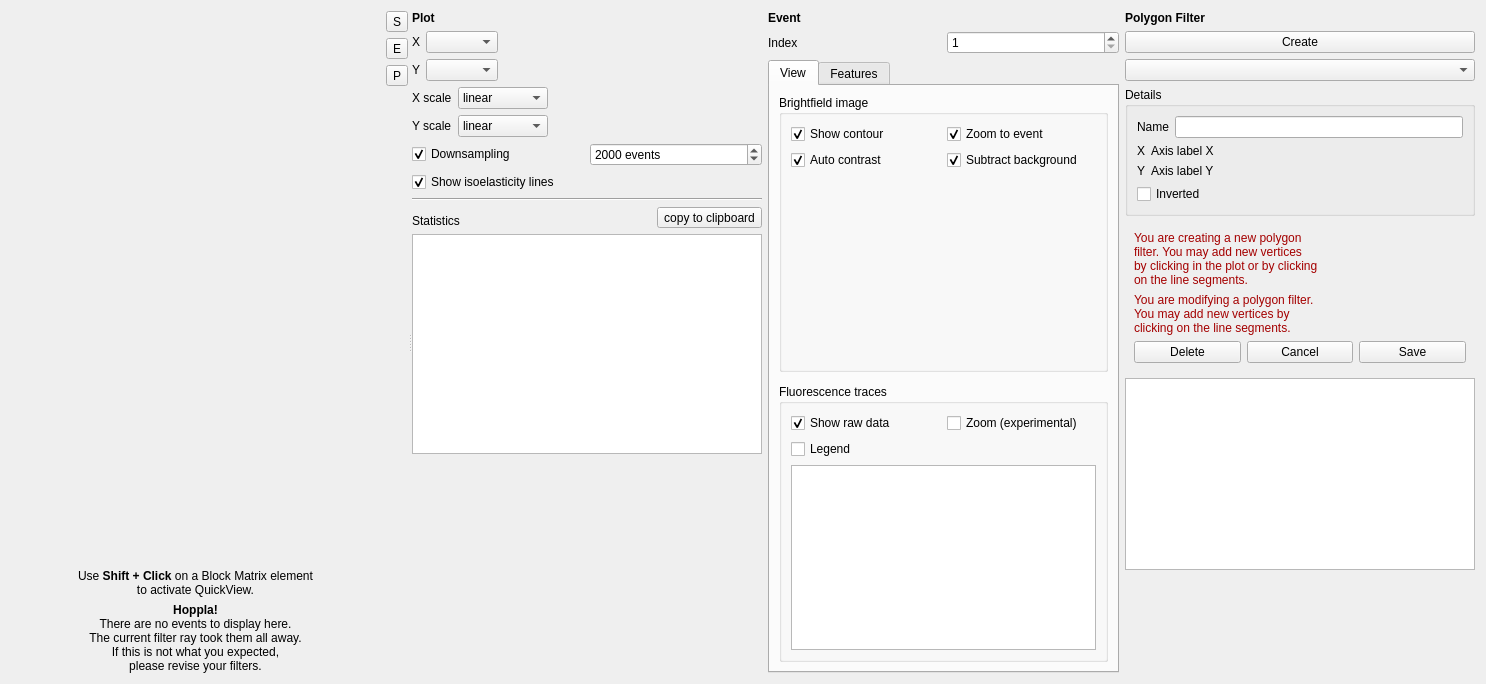
This is shapeout2/gui/quick_view/qv_main.ui in DC-analysis/DCscope as Qt 5 draws it before an edit. The edited form follows.
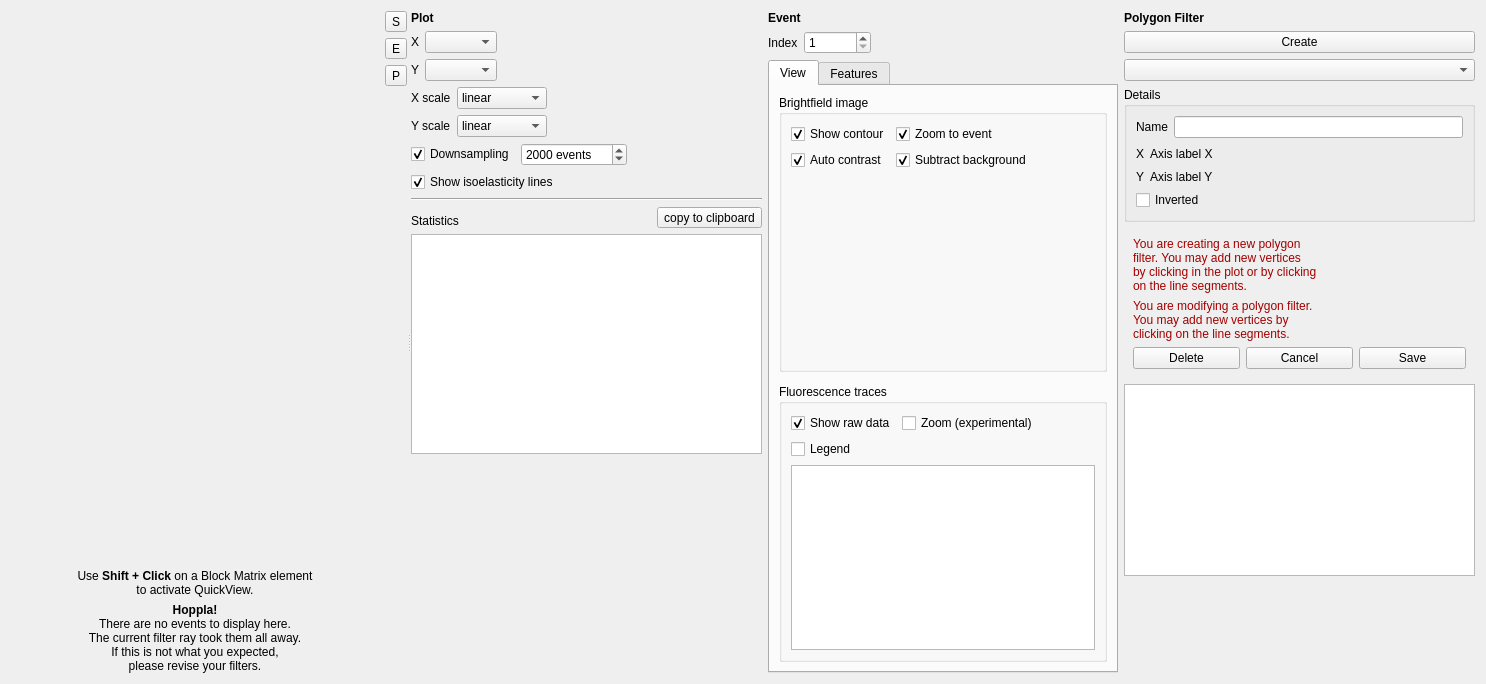
This is the edited form. Icons and pictures are not drawn. Custom widgets are drawn as their Qt base class.

Commit message: enh: add horizontal sizers so UI widget do not visually flow apart

Diff of the .ui file:
```diff
--- a/shapeout2/gui/quick_view/qv_main.ui
+++ b/shapeout2/gui/quick_view/qv_main.ui
@@ -12,7 +12,7 @@
   </property>
   <property name="minimumSize">
    <size>
-    <width>600</width>
+    <width>700</width>
     <height>0</height>
    </size>
   </property>
@@ -370,6 +370,19 @@
               </property>
              </widget>
             </item>
+            <item>
+             <spacer name="horizontalSpacer_4">
+              <property name="orientation">
+               <enum>Qt::Horizontal</enum>
+              </property>
+              <property name="sizeHint" stdset="0">
+               <size>
+                <width>0</width>
+                <height>20</height>
+               </size>
+              </property>
+             </spacer>
+            </item>
            </layout>
           </item>
           <item>
@@ -495,10 +508,29 @@
               </property>
              </widget>
             </item>
+            <item>
+             <spacer name="horizontalSpacer_6">
+              <property name="orientation">
+               <enum>Qt::Horizontal</enum>
+              </property>
+              <property name="sizeHint" stdset="0">
+               <size>
+                <width>0</width>
+                <height>20</height>
+               </size>
+              </property>
+             </spacer>
+            </item>
            </layout>
           </item>
           <item>
            <widget class="QTabWidget" name="tabWidget_event">
+            <property name="minimumSize">
+             <size>
+              <width>350</width>
+              <height>0</height>
+             </size>
+            </property>
             <property name="currentIndex">
              <number>0</number>
             </property>
@@ -570,16 +602,6 @@
                         </property>
                        </widget>
                       </item>
-                      <item row="0" column="1">
-                       <widget class="QCheckBox" name="checkBox_image_zoom">
-                        <property name="text">
-                         <string>Zoom to event</string>
-                        </property>
-                        <property name="checked">
-                         <bool>true</bool>
-                        </property>
-                       </widget>
-                      </item>
                       <item row="1" column="0">
                        <widget class="QCheckBox" name="checkBox_image_contrast">
                         <property name="text">
@@ -590,6 +612,16 @@
                         </property>
                        </widget>
                       </item>
+                      <item row="0" column="1">
+                       <widget class="QCheckBox" name="checkBox_image_zoom">
+                        <property name="text">
+                         <string>Zoom to event</string>
+                        </property>
+                        <property name="checked">
+                         <bool>true</bool>
+                        </property>
+                       </widget>
+                      </item>
                       <item row="1" column="1">
                        <widget class="QCheckBox" name="checkBox_image_background">
                         <property name="text">
@@ -600,6 +632,19 @@
                         </property>
                        </widget>
                       </item>
+                      <item row="0" column="2">
+                       <spacer name="horizontalSpacer_2">
+                        <property name="orientation">
+                         <enum>Qt::Horizontal</enum>
+                        </property>
+                        <property name="sizeHint" stdset="0">
+                         <size>
+                          <width>0</width>
+                          <height>20</height>
+                         </size>
+                        </property>
+                       </spacer>
+                      </item>
                      </layout>
                     </item>
                     <item>
@@ -671,6 +716,9 @@
                     </property>
                     <item>
                      <layout class="QGridLayout" name="gridLayout_4">
+                      <property name="sizeConstraint">
+                       <enum>QLayout::SetMinimumSize</enum>
+                      </property>
                       <property name="topMargin">
                        <number>0</number>
                       </property>
@@ -684,16 +732,6 @@
                         </property>
                        </widget>
                       </item>
-                      <item row="0" column="0">
-                       <widget class="QCheckBox" name="checkBox_trace_raw">
-                        <property name="text">
-                         <string>Show raw data</string>
-                        </property>
-                        <property name="checked">
-                         <bool>true</bool>
-                        </property>
-                       </widget>
-                      </item>
                       <item row="1" column="0">
                        <widget class="QCheckBox" name="checkBox_trace_legend">
                         <property name="text">
@@ -701,6 +739,29 @@
                         </property>
                        </widget>
                       </item>
+                      <item row="0" column="0">
+                       <widget class="QCheckBox" name="checkBox_trace_raw">
+                        <property name="text">
+                         <string>Show raw data</string>
+                        </property>
+                        <property name="checked">
+                         <bool>true</bool>
+                        </property>
+                       </widget>
+                      </item>
+                      <item row="0" column="2">
+                       <spacer name="horizontalSpacer_3">
+                        <property name="orientation">
+                         <enum>Qt::Horizontal</enum>
+                        </property>
+                        <property name="sizeHint" stdset="0">
+                         <size>
+                          <width>0</width>
+                          <height>20</height>
+                         </size>
+                        </property>
+                       </spacer>
+                      </item>
                      </layout>
                     </item>
                     <item>
@@ -818,13 +879,6 @@
                <property name="topMargin">
                 <number>0</number>
                </property>
-               <item row="1" column="0">
-                <widget class="QLabel" name="label_11">
-                 <property name="text">
-                  <string>Y</string>
-                 </property>
-                </widget>
-               </item>
                <item row="0" column="0">
                 <widget class="QLabel" name="label_10">
                  <property name="text">
@@ -858,6 +912,26 @@
                  </property>
                 </widget>
                </item>
+               <item row="1" column="0">
+                <widget class="QLabel" name="label_11">
+                 <property name="text">
+                  <string>Y</string>
+                 </property>
+                </widget>
+               </item>
+               <item row="0" column="2">
+                <spacer name="horizontalSpacer_5">
+                 <property name="orientation">
+                  <enum>Qt::Horizontal</enum>
+                 </property>
+                 <property name="sizeHint" stdset="0">
+                  <size>
+                   <width>0</width>
+                   <height>20</height>
+                  </size>
+                 </property>
+                </spacer>
+               </item>
               </layout>
              </item>
              <item>
```
